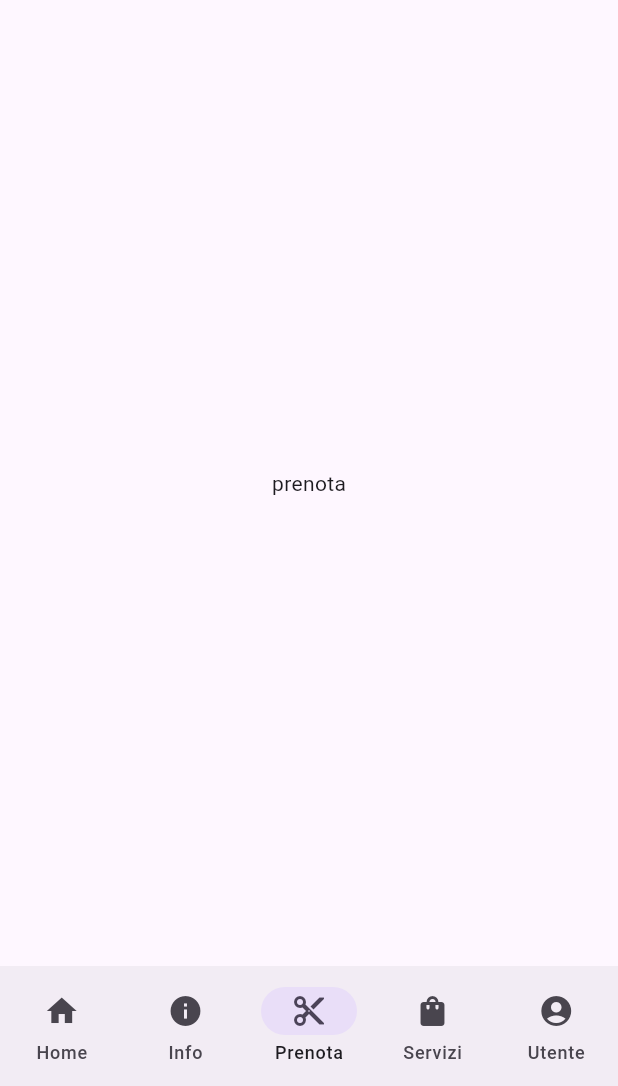
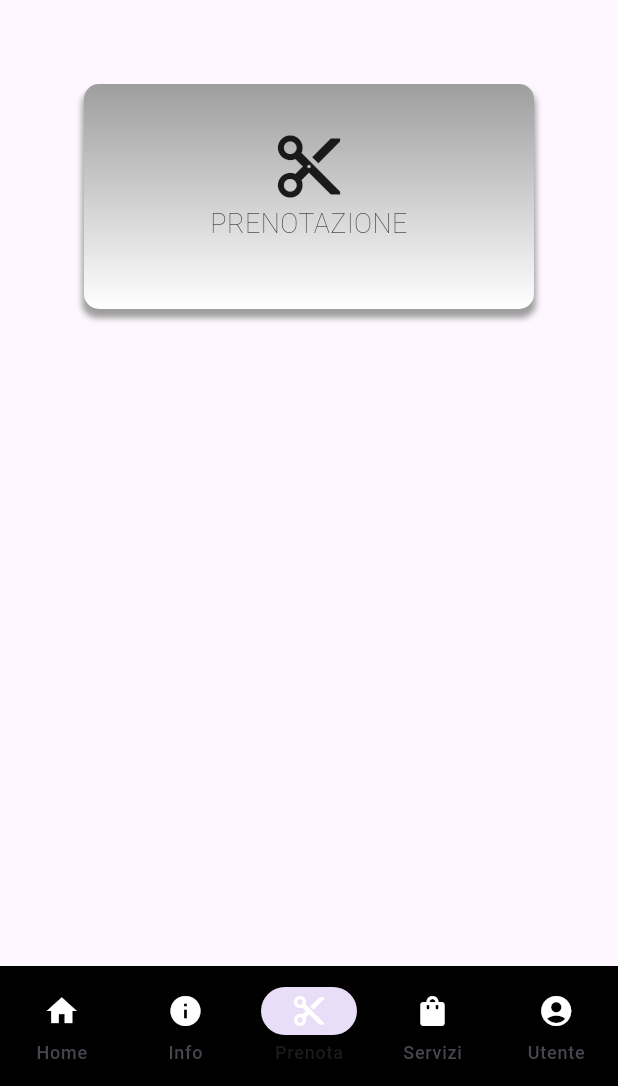
Before and after one commit to Punker58/MonaciDomenicoLab3, a Flutter app: the screen it shows after launch, item 3 of the bottom bar chosen, on a phone screen of 412 x 824 dp, the part 150-1236 px from its top. Run offline on Flutter 3.47's test engine with Material 2 defaults, Android fonts, the phone set to English and light mode, and no system bars; Roboto replaces fonts that are missing (ZenAntique).

Commit message:
0.0.6 - Inserito placeholder per pagina prenotazione - sistemato lo stile in style.dart

```diff
--- a/lib/main.dart
+++ b/lib/main.dart
@@ -4,6 +4,7 @@ import 'screens/info.dart';
 import 'screens/servizi/elenco.dart';
 import 'widget/appBar.dart';
 import 'screens/dashboard/main.dart';
+import 'screens/prenotazione/main.dart';
 
 void main() {
   runApp(const MyApp());
@@ -42,7 +43,7 @@ class _MyHomePageState extends State<MyHomePage> {
   final _screens = const [
     Home(),
     Info(),
-    Center(child: Text('prenota')),
+    Prenota(),
     Servizi(),
     DashMain(),
   ];
@@ -54,27 +55,28 @@ class _MyHomePageState extends State<MyHomePage> {
       appBar: MyappBar(),
 
       bottomNavigationBar: NavigationBar(
+        backgroundColor: Colors.black,
         selectedIndex: _selectedIndex,
         onDestinationSelected: (index) => setState(() => _selectedIndex = index),
         destinations: const <Widget>[
           NavigationDestination(
-            icon: Icon(Icons.home),
+            icon: Icon(Icons.home, color: Colors.white),
             label: 'Home',
           ),
           NavigationDestination(
-            icon: Icon(Icons.info),
+            icon: Icon(Icons.info, color: Colors.white),
             label: 'Info',
           ),
           NavigationDestination(
-            icon: Icon(Icons.cut),
+            icon: Icon(Icons.cut, color: Colors.white),
             label: 'Prenota',
           ),
           NavigationDestination(
-            icon: Icon(Icons.shopping_bag_rounded),
+            icon: Icon(Icons.shopping_bag_rounded, color: Colors.white),
             label: 'Servizi',
           ),
           NavigationDestination(
-            icon: Icon(Icons.account_circle),
+            icon: Icon(Icons.account_circle, color: Colors.white),
             label: 'Utente',
           ),
         ],
--- a/lib/screens/prenotazione/main.dart
+++ b/lib/screens/prenotazione/main.dart
@@ -0,0 +1,62 @@
+import 'package:flutter/material.dart';
+import '../../style/style.dart';
+import 'PrenotaBarbiere.dart';
+
+class Prenota extends StatelessWidget {
+  const Prenota({Key? key}) : super(key: key);
+
+  @override
+  Widget build(BuildContext context) {
+    return Scaffold(
+
+      body: SingleChildScrollView(
+        child:Padding(
+          padding: const EdgeInsets.all(6.0),
+          child: Column(
+            crossAxisAlignment: CrossAxisAlignment.start,
+            children: [
+
+              GestureDetector(
+                onTap: (){
+                  Navigator.push(context, MaterialPageRoute<void>(builder: (context) => const PrenotaBarbiere()));
+                },
+                child:Container(
+                  width: double.infinity,
+                  height: 150,
+                  margin: const EdgeInsets.all(50.0),
+                  padding: const EdgeInsets.all(30),
+                  decoration: BoxDecoration(color: Colors.white, borderRadius: BorderRadius.circular(10),
+                    gradient: const LinearGradient(
+                      begin: Alignment.topCenter,
+                      end: Alignment.bottomCenter,
+                      colors: <Color>[
+                        Colors.grey,
+                        Colors.white,
+                      ],
+                    ),
+                    boxShadow: [
+                      BoxShadow(
+                        color: Colors.grey,
+                        spreadRadius: 1,
+                        blurRadius: 3,
+                        offset: Offset(0.0, 5.0),
+                      ),
+                    ],
+                  ),
+                  child: const Column(
+                    children: [
+                      Icon(Icons.cut, size: 50,),
+                      Text("PRENOTAZIONE", textAlign: TextAlign.center, style: zenLight,),
+                    ],
+                  ),
+                ),
+              ),
+
+            ],
+          ), // This trailing comma makes auto-formatting nicer for build methods.
+        ),
+      ),
+
+    );
+  }
+}
```
Also changed, not shown: lib/screens/prenotazione/Prenota.dart (added, +29 -0 lines), lib/screens/prenotazione/PrenotaBarbiere.dart (+64 -0 lines), lib/style/style.dart (+9 -2 lines).
